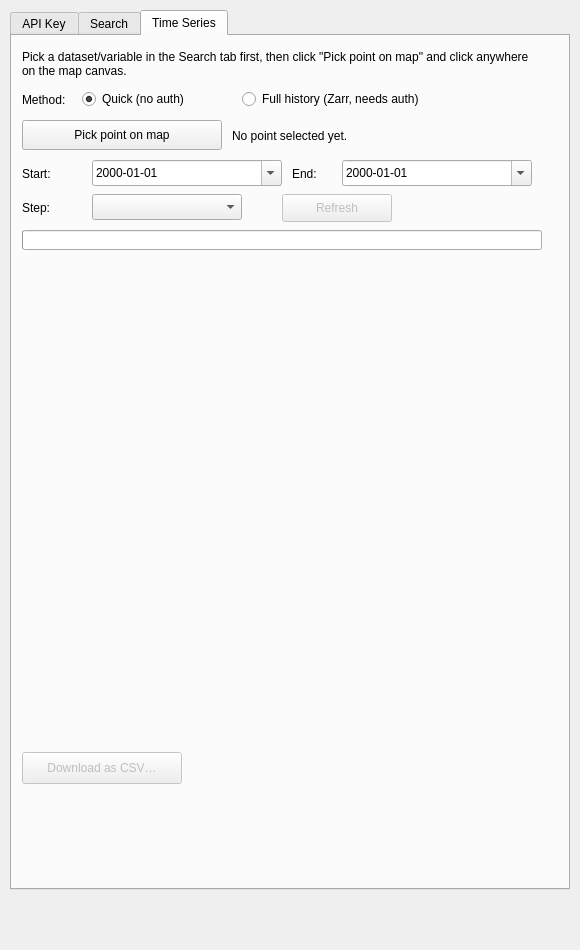
Old version of the form geobridge_plugin_dialog_base.ui in the repository ECMWFCode4Earth/geobridge-qgis.
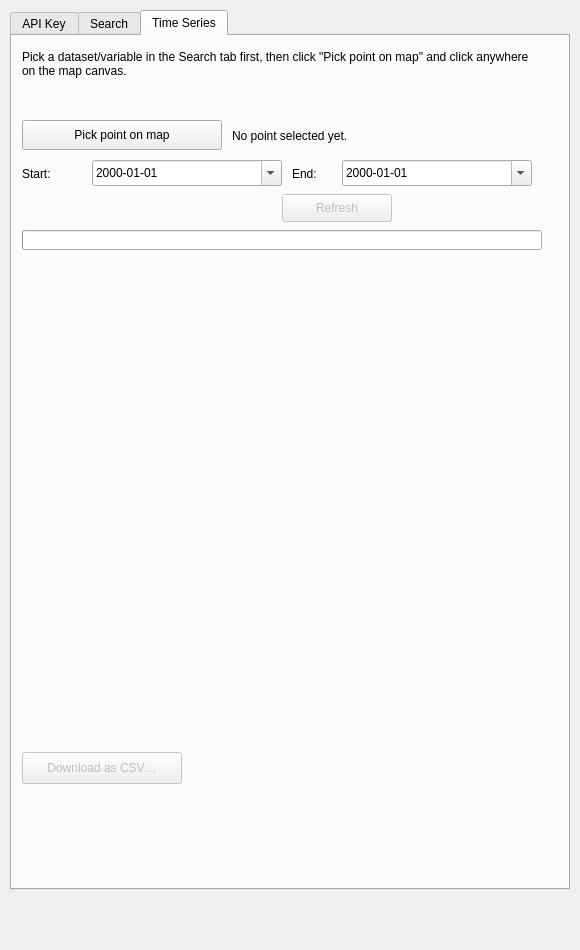
New version of the form. The open tabs and pages were chosen to show the change.

Commit message: gdal-native: third WinError32 race, GDAL/QGIS version mismatch hint, remove Quick time series method, v0.1.19

The edit to the form file:
```diff
--- a/geobridge_plugin_dialog_base.ui
+++ b/geobridge_plugin_dialog_base.ui
@@ -422,32 +422,6 @@
      <property name="wordWrap"><bool>true</bool></property>
     </widget>
 
-    <widget class="QLabel" name="lbl_ts_method">
-     <property name="geometry">
-      <rect><x>10</x><y>52</y><width>60</width><height>24</height></rect>
-     </property>
-     <property name="text"><string>Method:</string></property>
-    </widget>
-    <widget class="QRadioButton" name="rad_ts_quick">
-     <property name="geometry">
-      <rect><x>70</x><y>50</y><width>150</width><height>26</height></rect>
-     </property>
-     <property name="text"><string>Quick (no auth)</string></property>
-     <property name="checked"><bool>true</bool></property>
-     <property name="toolTip">
-      <string>&lt;p style=&quot;max-width:320px&quot;&gt;One WMTS request per time step. No auth, no extra install. Best for a handful up to a few dozen/hundred steps.&lt;/p&gt;</string>
-     </property>
-    </widget>
-    <widget class="QRadioButton" name="rad_ts_zarr">
-     <property name="geometry">
-      <rect><x>230</x><y>50</y><width>260</width><height>26</height></rect>
-     </property>
-     <property name="text"><string>Full history (Zarr, needs auth)</string></property>
-     <property name="toolTip">
-      <string>&lt;p style=&quot;max-width:320px&quot;&gt;Bulk read from the ARCO Zarr archive in one go. Requires an authenticated CDS API key. Best for long/dense ranges (years of data).&lt;/p&gt;</string>
-     </property>
-    </widget>
-
     <widget class="QPushButton" name="btn_pick_point">
      <property name="geometry">
       <rect><x>10</x><y>84</y><width>200</width><height>30</height></rect>
@@ -491,18 +465,6 @@
      <property name="calendarPopup"><bool>true</bool></property>
     </widget>
 
-    <widget class="QLabel" name="lbl_ts_step">
-     <property name="geometry">
-      <rect><x>10</x><y>160</y><width>60</width><height>24</height></rect>
-     </property>
-     <property name="text"><string>Step:</string></property>
-    </widget>
-    <widget class="QComboBox" name="cmb_ts_step">
-     <property name="geometry">
-      <rect><x>80</x><y>158</y><width>150</width><height>26</height></rect>
-     </property>
-    </widget>
-
     <widget class="QPushButton" name="btn_ts_refresh">
      <property name="geometry">
       <rect><x>270</x><y>158</y><width>110</width><height>28</height></rect>
```
The commit also changes 11 other files.
